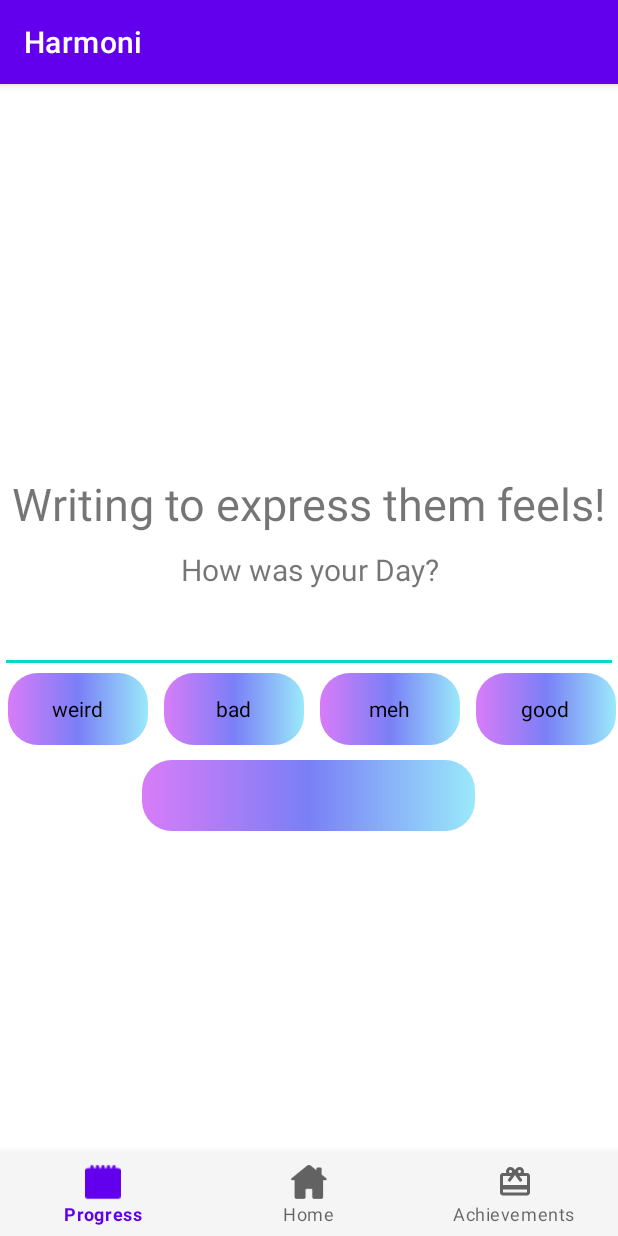
After one commit to 3liYounis/Harmoni, an Android app: the TestWritingActivity screen opened directly, with no data from a screen before it, on a phone screen of 412 x 824 dp. The commit adds this screen. Run offline under Robolectric (Android 15) with nearby library versions, the phone set to English and light mode, and no system bars.

Commit message:
A bit of Design and fill and blank for writing activity

```diff
--- /dev/null
+++ b/app/src/main/java/com/example/harmoniapp/TestWritingActivity.java
@@ -0,0 +1,35 @@
+package com.example.harmoniapp;
+
+import androidx.appcompat.app.AppCompatActivity;
+
+import android.os.Bundle;
+import android.view.View;
+import android.view.autofill.AutofillValue;
+import android.widget.EditText;
+import android.widget.ImageButton;
+import android.widget.RadioButton;
+import android.widget.TextView;
+
+public class TestWritingActivity extends AppCompatActivity implements View.OnClickListener {
+RadioButton GoodButton;
+EditText EmotionName;
+TextView WritingActivityName, WritingActQuo;
+    @Override
+    protected void onCreate(Bundle savedInstanceState) {
+        super.onCreate(savedInstanceState);
+        setContentView(R.layout.activity_test_writing);
+        GoodButton = findViewById(R.id.GoodButton);
+        EmotionName = findViewById(R.id.EmotionName);
+        WritingActivityName = findViewById(R.id.WritingActivityName);
+        WritingActQuo =  findViewById(R.id.WritingActQuo);
+
+    }
+
+    @Override
+    public void onClick(View view) {
+        if (view == GoodButton) {
+          String GoodButtonValue = (String) GoodButton.getText();
+            AutofillValue autofillValue = EmotionName.getAutofillValue(GoodButtonValue);
+        }
+    }
+}
--- a/app/src/main/java/com/example/harmoniapp/WritingActivity.java
+++ b/app/src/main/java/com/example/harmoniapp/WritingActivity.java
@@ -21,7 +21,7 @@ import com.google.firebase.database.ValueEventListener;
 
 public class WritingActivity extends AppCompatActivity implements View.OnClickListener {
     Button DoneWritingAct;
-    TextView SideActivityName, WritingActQuo;
+    TextView WritingActivityName, WritingActQuo;
     BottomNavigationItemView ProgressButton, HomeButton, AchievementsButton;
     static  int updateCounter =0;
 
@@ -32,7 +32,7 @@ public class WritingActivity extends AppCompatActivity implements View.OnClickLi
         setContentView(R.layout.activity_writing);
         getSupportActionBar().hide();
         DoneWritingAct = findViewById(R.id.DoneWritingAct);
-        SideActivityName = findViewById(R.id.SideActivityName);
+        WritingActivityName = findViewById(R.id.WritingActivityName);
         WritingActQuo = findViewById(R.id.WritingActQuo);
         ProgressButton = findViewById(R.id.ProgressButton);
         HomeButton = findViewById(R.id.HomeButton);
--- a/app/src/main/res/drawable/harmoni_gradient.xml
+++ b/app/src/main/res/drawable/harmoni_gradient.xml
@@ -1,7 +1,9 @@
 <?xml version="1.0" encoding="utf-8"?>
 <shape xmlns:android="http://schemas.android.com/apk/res/android">
     <gradient
+        android:type="linear"
         android:startColor="#d87cf8"
         android:centerColor="#7a7ff6"
         android:endColor="#9ae9fa" />
+    <corners android:radius="20dp" />
 </shape>
--- a/app/src/main/res/layout/activity_test_writing.xml
+++ b/app/src/main/res/layout/activity_test_writing.xml
@@ -6,7 +6,7 @@
     android:layout_height="match_parent"
     android:layout_gravity="center"
     android:orientation="vertical"
-tools:context=".WritingActivity"
+tools:context=".TestWritingActivity"
     android:background="@color/white">
 
     <FrameLayout
@@ -15,10 +15,7 @@ tools:context=".WritingActivity"
         app:layout_constraintBottom_toTopOf="@+id/bottomNavigationView"
         app:layout_constraintEnd_toEndOf="parent"
         app:layout_constraintStart_toStartOf="parent"
-        app:layout_constraintTop_toTopOf="parent">
-
-
-    </FrameLayout>
+        app:layout_constraintTop_toTopOf="parent"/>
     <com.google.android.material.bottomnavigation.BottomNavigationView
         android:id="@+id/bottomNavigationView"
         android:layout_width="match_parent"
@@ -26,7 +23,7 @@ tools:context=".WritingActivity"
         app:layout_constraintBottom_toBottomOf="parent"
         app:layout_constraintEnd_toEndOf="parent"
         app:layout_constraintStart_toStartOf="parent"
-        android:background="@color/black"
+        android:background="@color/WhiteSmoke"
         app:menu="@menu/bottom_nav_menu">
 
     </com.google.android.material.bottomnavigation.BottomNavigationView>
@@ -40,71 +37,133 @@ tools:context=".WritingActivity"
 
 
     <TextView
-        android:id="@+id/SideActivityName"
+        android:id="@+id/WritingActivityName"
         android:layout_width="match_parent"
         android:layout_height="wrap_content"
         android:ems="10"
         android:gravity="center"
         android:inputType="text"
         android:text="Writing to express them feels!"
-        android:textSize="20sp" />
+        android:textSize="30dp"
+        android:layout_marginBottom="10dp"/>
 
     <TextView
         android:id="@+id/WritingActQuo"
-        android:ems="10"
+        android:textSize="20dp"
         android:layout_width="match_parent"
         android:layout_height="wrap_content"
         android:gravity="center"
         android:inputType="text"
         android:lines="2"
-        android:text="How was your Day?">
+        android:text="How was your Day?"
+        android:layout_marginBottom="10dp"/>
 
-    </TextView>
+
+    <EditText
+        android:id="@+id/EmotionName"
+        android:layout_width="match_parent"
+        android:layout_height="wrap_content"
+        android:duplicateParentState="false"
+        android:editable="false"
+        android:ems="10"
+        android:inputType="textPersonName" />
 
     <RadioGroup
         android:id="@+id/RadioEmoGroup"
         android:layout_width="match_parent"
         android:layout_height="wrap_content"
-        android:orientation="horizontal">
+        android:orientation="horizontal"
+        android:layout_marginBottom="10dp">
 
-        <RadioButton
+          <RadioButton
             android:id="@+id/WeirdButton"
-            android:layout_width="117dp"
-            android:layout_height="wrap_content"
+            android:layout_width="93dp"
+            android:layout_height="match_parent"
+            android:layout_marginLeft="5dp"
+            android:layout_marginRight="5dp"
+              android:background="@drawable/harmoni_gradient"
+            android:button="@drawable/button_style"
             android:scaleX="1"
             android:scaleY="1"
-            android:text="weird" />
+            android:text="weird"
+            android:textAlignment="center"
+            android:textColor="@color/black" />
 
         <RadioButton
             android:id="@+id/BadButton"
-            android:layout_width="112dp"
-            android:layout_height="wrap_content"
+            android:layout_width="93dp"
+            android:layout_height="match_parent"
+            android:background="@drawable/harmoni_gradient"
+            android:button="@drawable/button_style"
+            android:layout_marginLeft="5dp"
+            android:layout_marginRight="5dp"
+            android:outlineAmbientShadowColor="@color/black"
             android:scaleX="1"
             android:scaleY="1"
-            android:text="bad" />
+            android:text="bad"
+            android:textAlignment="center"
+            android:textColor="@color/black" />
 
         <RadioButton
             android:id="@+id/MehButton"
-            android:layout_width="106dp"
-            android:layout_height="wrap_content"
+            android:layout_width="93dp"
+            android:layout_height="match_parent"
+            android:background="@drawable/harmoni_gradient"
+            android:button="@drawable/button_style"
+            android:layout_marginLeft="5dp"
+            android:layout_marginRight="5dp"
+            android:outlineAmbientShadowColor="@color/black"
+            android:padding="10dp"
             android:scaleX="1"
             android:scaleY="1"
-            android:text="meh" />
+            android:text="meh"
+            android:textAlignment="center"
+            android:textColor="@color/black" />
 
         <RadioButton
             android:id="@+id/GoodButton"
-            android:layout_width="match_parent"
+            android:layout_width="93dp"
             android:layout_height="wrap_content"
             android:text="good"
             android:scaleX="1"
-            android:scaleY="1" />
+            android:scaleY="1"
+            android:layout_marginLeft="5dp"
+            android:layout_marginRight="5dp"
+            android:background="@drawable/harmoni_gradient"
+            android:outlineAmbientShadowColor="@color/black"
+            android:button="@drawable/button_style"
+            android:padding="10dp"
+            android:textColor="@color/black"
+            android:textAlignment="center"
+            />
     </RadioGroup>
+    <FrameLayout
+        android:layout_width="wrap_content"
+        android:layout_height="wrap_content">
+        <TextView
+            android:id="@+id/continue1"
+            android:layout_width="126dp"
+            android:layout_height="51dp"
+            android:layout_alignParentLeft="true"
+            android:layout_alignParentTop="true"
+            android:layout_alignParentEnd="true"
+            android:layout_alignParentBottom="true"
+            android:textAlignment="center"
+            android:text="Continue"
+            android:textColor="@color/black" />
+        <ImageButton
+            android:id="@+id/ContinueButton"
+            android:layout_width="222dp"
+            android:layout_height="47dp"
+            android:layout_marginLeft="5dp"
+            android:layout_marginRight="5dp"
+            android:layout_marginBottom="10dp"
+            android:background="@drawable/harmoni_gradient"
+            android:textAlignment="center"
+            android:textColor="@color/black" />
 
-    <Button
-        android:id="@+id/ContinueButton"
-        android:layout_width="match_parent"
-        android:layout_height="wrap_content"
-        android:text="Continue" />
+    </FrameLayout>
+
 
 </LinearLayout>
 
--- a/app/src/main/res/layout/activity_writing.xml
+++ b/app/src/main/res/layout/activity_writing.xml
@@ -38,6 +38,7 @@
         app:layout_constraintEnd_toEndOf="parent"
         app:layout_constraintHorizontal_bias="0.0"
         app:layout_constraintStart_toStartOf="parent">
+
 
         <TextView
             android:id="@+id/WritingIntro"
--- a/app/src/main/res/menu/bottom_nav_menu.xml
+++ b/app/src/main/res/menu/bottom_nav_menu.xml
@@ -6,7 +6,7 @@
         android:id="@+id/ProgressButton" />
     <item android:title="Home"
         android:id="@+id/HomeButton"
-        android:icon="@drawable/ic_baseline_home_24"/>
+        android:icon="@drawable/home" />
     <item android:title="Achievements"
         android:id="@+id/AchievementsButton"
         android:icon="@drawable/ic_baseline_redeem_24"/>
--- a/app/src/main/res/values/themes.xml
+++ b/app/src/main/res/values/themes.xml
@@ -1,4 +1,4 @@
-<resources xmlns:tools="http://schemas.android.com/tools">
+<resources xmlns:tools="http://schemas.android.com/tools" xmlns:android="http://schemas.android.com/apk/res/android">
     <!-- Base application theme. -->
     <style name="Theme.HarmoniApp" parent="Theme.MaterialComponents.DayNight.DarkActionBar">
         <!-- Primary brand color. -->
@@ -11,6 +11,9 @@
         <item name="colorOnSecondary">@color/black</item>
         <!-- Status bar color. -->
         <item name="android:statusBarColor" tools:targetApi="l">?attr/colorPrimaryVariant</item>
+
         <!-- Customize your theme here. -->
+
     </style>
+
 </resources>
```
Also changed, not shown: app/src/main/AndroidManifest.xml (+14 -12 lines), app/src/main/java/com/example/harmoniapp/MissionViewActivity.java (deleted, +0 -15 lines), app/src/main/res/layout/activity_mission_view.xml (deleted, +0 -36 lines), app/src/main/res/drawable/home.png (added).
